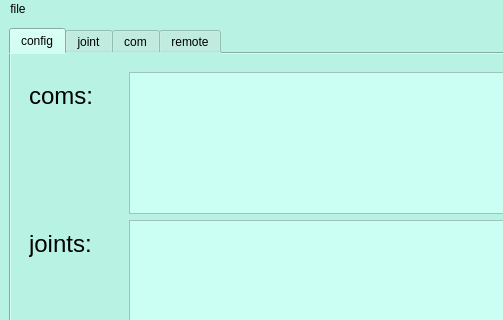
Before: the Qt Designer form rlfw_tool/rlfw_vz/ui/mainwindow.ui in Albusgive/rlfw, drawn with Qt 5; both pictures show x 0 to 503 and y 0 to 320 of the 970 by 561 pixel window.
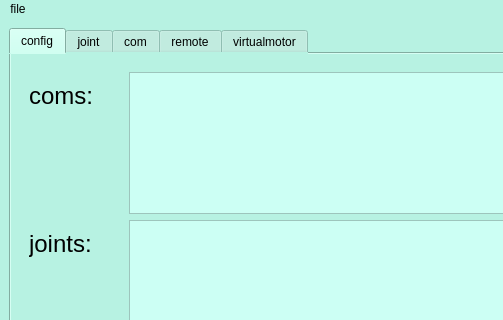
After: the same form once the commit is applied. The open tabs and pages were chosen to show the change.

```diff
--- a/rlfw_tool/rlfw_vz/ui/mainwindow.ui
+++ b/rlfw_tool/rlfw_vz/ui/mainwindow.ui
@@ -1027,6 +1027,11 @@
         </item>
        </layout>
       </widget>
+      <widget class="QWidget" name="tab">
+       <attribute name="title">
+        <string>virtualmotor</string>
+       </attribute>
+      </widget>
      </widget>
     </item>
    </layout>
```
Left out of the diff: 4 changed lines with no effect on the pictures.
